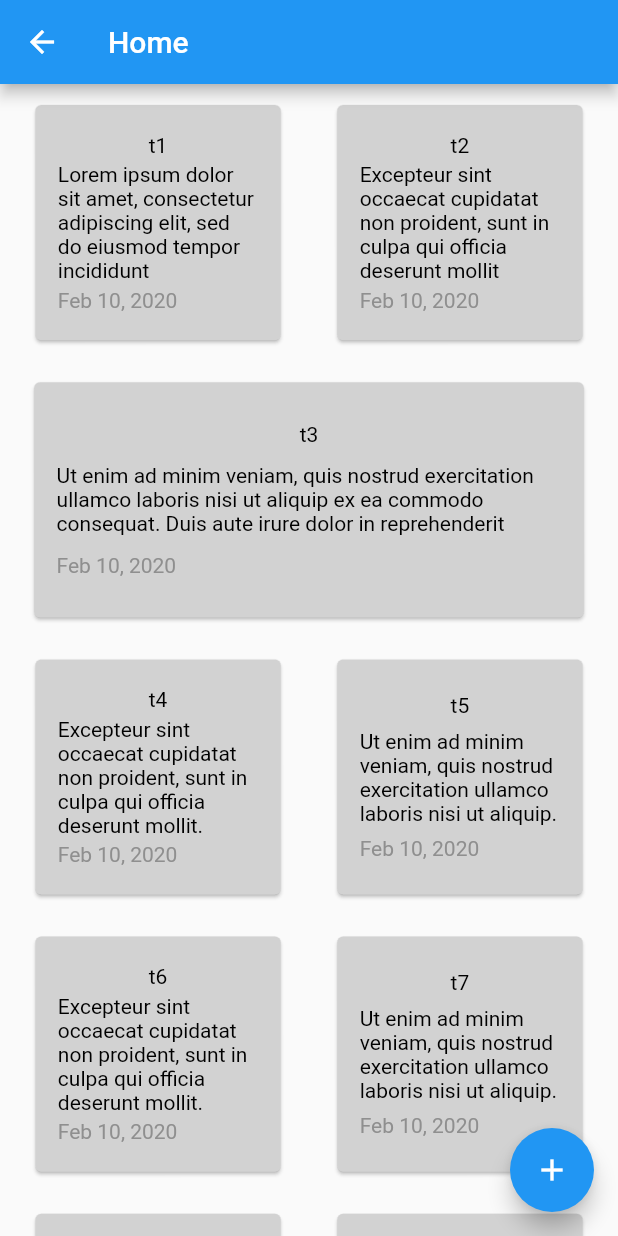
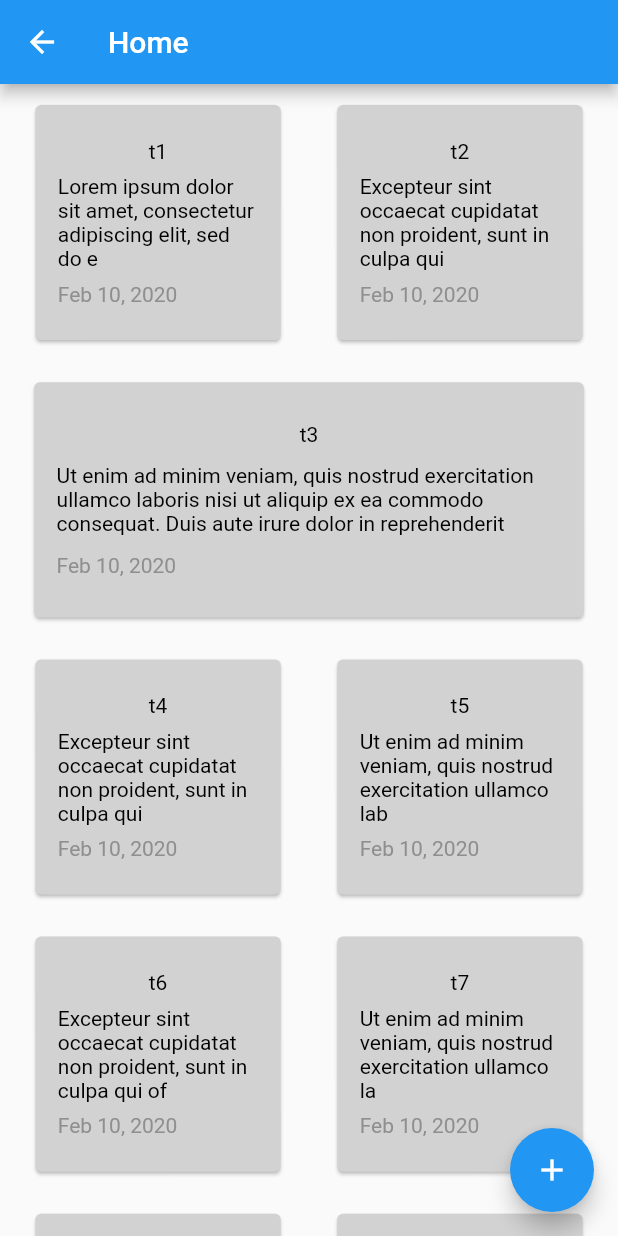
Before and after one commit to jimmytran005/at_notes, a Flutter app: the HomeScreen screen opened directly, on a phone screen of 412 x 824 dp. Run offline on Flutter 3.47's test engine with Material 2 defaults, Android fonts, the phone set to English and light mode, and no system bars; our stand-ins replace community_material_icon; missing offline and left inert: at_app_flutter, at_client_mobile, at_onboarding_flutter, at_utils.

Commit message:
fixed height size overflow

```diff
--- a/lib/screens/home.dart
+++ b/lib/screens/home.dart
@@ -15,12 +15,12 @@ class HomeScreen extends StatelessWidget {
             Row(mainAxisAlignment: MainAxisAlignment.spaceEvenly, children: [
               Note(
                   't1',
-                  'Lorem ipsum dolor sit amet, consectetur adipiscing elit, sed do eiusmod tempor incididunt',
+                  'Lorem ipsum dolor sit amet, consectetur adipiscing elit, sed do e',
                   'Feb 10, 2020',
                   false),
               Note(
                   't2',
-                  'Excepteur sint occaecat cupidatat non proident, sunt in culpa qui officia deserunt mollit',
+                  'Excepteur sint occaecat cupidatat non proident, sunt in culpa qui',
                   'Feb 10, 2020',
                   false)
             ]),
@@ -34,36 +34,36 @@ class HomeScreen extends StatelessWidget {
             Row(mainAxisAlignment: MainAxisAlignment.spaceEvenly, children: [
               Note(
                   't4',
-                  'Excepteur sint occaecat cupidatat non proident, sunt in culpa qui officia deserunt mollit.',
+                  'Excepteur sint occaecat cupidatat non proident, sunt in culpa qui ',
                   'Feb 10, 2020',
                   false),
               Note(
                   't5',
-                  'Ut enim ad minim veniam, quis nostrud exercitation ullamco laboris nisi ut aliquip.',
+                  'Ut enim ad minim veniam, quis nostrud exercitation ullamco lab',
                   'Feb 10, 2020',
                   false)
             ]),
             Row(mainAxisAlignment: MainAxisAlignment.spaceEvenly, children: [
               Note(
                   't6',
-                  'Excepteur sint occaecat cupidatat non proident, sunt in culpa qui officia deserunt mollit.',
+                  'Excepteur sint occaecat cupidatat non proident, sunt in culpa qui of',
                   'Feb 10, 2020',
                   false),
               Note(
                   't7',
-                  'Ut enim ad minim veniam, quis nostrud exercitation ullamco laboris nisi ut aliquip.',
+                  'Ut enim ad minim veniam, quis nostrud exercitation ullamco la',
                   'Feb 10, 2020',
                   false)
             ]),
             Row(mainAxisAlignment: MainAxisAlignment.spaceEvenly, children: [
               Note(
                   't8',
-                  'Excepteur sint occaecat cupidatat non proident, sunt in culpa qui officia deserunt mollit.',
+                  'Excepteur sint occaecat cupidatat non proident, sunt in culpa',
                   'Feb 10, 2020',
                   false),
               Note(
                   't9',
-                  'Ut enim ad minim veniam, quis nostrud exercitation ullamco laboris nisi ut aliquip.',
+                  'Ut enim ad minim veniam, quis nostrud exercitation ullamco la.',
                   'Feb 10, 2020',
                   false)
             ]),
@@ -104,11 +104,11 @@ class Note extends StatelessWidget {
         padding: const EdgeInsets.all(10.0),
         child: GestureDetector(
             onTap: () => {
-              Navigator.push(context,
-              MaterialPageRoute<dynamic>(builder: (BuildContext context) {
-                return AddNote(note: this);
-              }))
-            },
+                  Navigator.push(context, MaterialPageRoute<dynamic>(
+                      builder: (BuildContext context) {
+                    return AddNote(note: this);
+                  }))
+                },
             child: SizedBox(
               width: widthOfScreen / (isExpanded! ? 1.1 : 2.4),
               height: heightOfScreen / 5,
@@ -121,7 +121,7 @@ class Note extends StatelessWidget {
                           children: [
                             Text(title!,
                                 style:
-                                const TextStyle(color: descriptionColor)),
+                                    const TextStyle(color: descriptionColor)),
                             Text(description!,
                                 style:
                                     const TextStyle(color: descriptionColor)),
```
Also changed, not shown: pubspec.lock, 1 other file.
